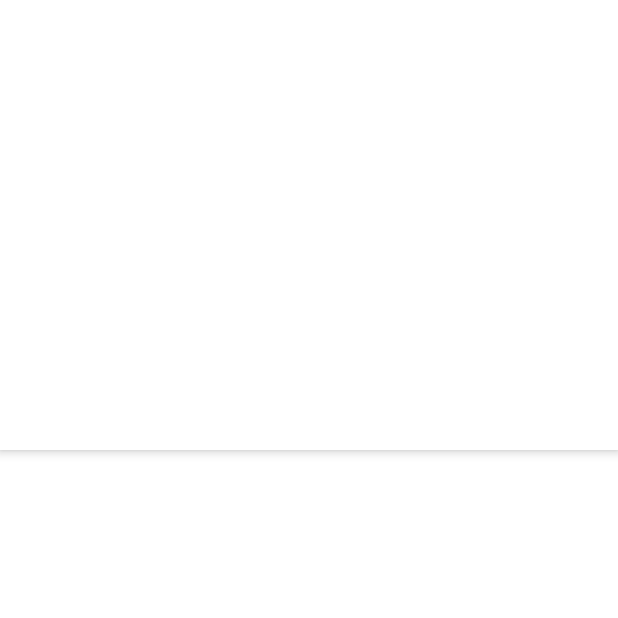
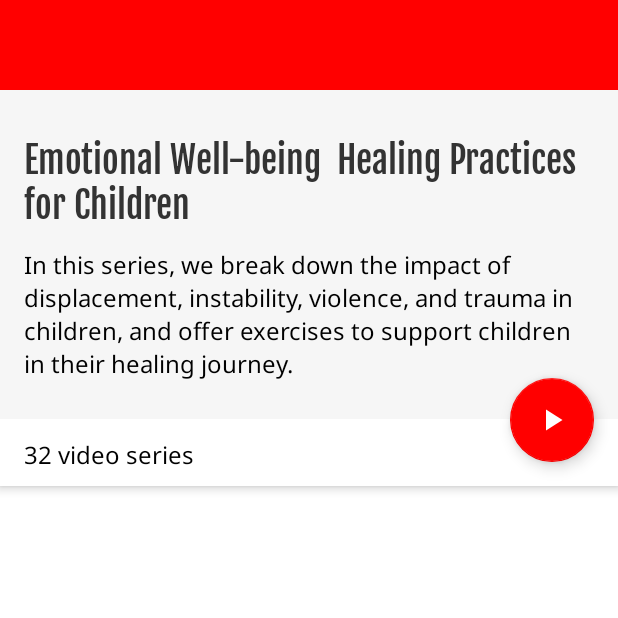
Before and after one commit to KurmanbekBegaliev/YouTube, an Android app: the DetailFragment screen opened through its navigation route, on a phone screen of 412 x 824 dp, the top half of it. Run offline under Robolectric (Android 15) with nearby library versions, the phone set to English and light mode, and no system bars.

Commit message:
Desctop commit 1

```diff
--- /dev/null
+++ b/app/src/main/res/drawable/baseline_play_arrow_24.xml
@@ -0,0 +1,5 @@
+<vector android:height="24dp" android:tint="#FFFFFF"
+    android:viewportHeight="24" android:viewportWidth="24"
+    android:width="24dp" xmlns:android="http://schemas.android.com/apk/res/android">
+    <path android:fillColor="@android:color/white" android:pathData="M8,5v14l11,-7z"/>
+</vector>
--- a/app/src/main/res/layout/fragment_detail.xml
+++ b/app/src/main/res/layout/fragment_detail.xml
@@ -10,18 +10,76 @@
         android:layout_width="match_parent"
         android:layout_height="wrap_content">
 
+        <Toolbar
+            android:layout_width="match_parent"
+            android:layout_height="60dp"/>
+
         <com.google.android.material.appbar.CollapsingToolbarLayout
             android:layout_width="match_parent"
-            android:layout_height="300dp"
+            android:layout_height="wrap_content"
             android:background="@color/white"
-            app:layout_scrollFlags="scroll | snap">
+            app:layout_scrollFlags="scroll">
 
-            <LinearLayout
+            <androidx.constraintlayout.widget.ConstraintLayout
                 android:layout_width="match_parent"
-                android:layout_height="match_parent">
+                android:layout_height="match_parent"
+                android:orientation="vertical"
+                >
 
 
-            </LinearLayout>
+                <TextView
+                    android:id="@+id/tv_playlist_item_title"
+                    android:layout_width="match_parent"
+                    android:layout_height="wrap_content"
+                    android:paddingTop="24dp"
+                    android:paddingHorizontal="@dimen/page_margin"
+                    android:textSize="@dimen/big_text_size"
+                    android:text="Emotional Well-being  Healing Practices for Children"
+                    android:fontFamily="@font/fjalla_one_regular"
+                    android:textColor="@color/dark_grey"
+                    android:background="@color/dark_white"
+                    app:layout_constraintTop_toTopOf="parent" />
+
+                <TextView
+                    android:id="@+id/tv_playlist_item_description"
+                    android:layout_width="match_parent"
+                    android:layout_height="wrap_content"
+                    android:paddingTop="8dp"
+                    android:paddingHorizontal="@dimen/page_margin"
+                    android:paddingBottom="24dp"
+                    android:textSize="@dimen/medium_text_size"
+                    android:text="In this series, we break down the impact of displacement, instability, violence, and trauma in children, and offer exercises to support children in their healing journey. "
+                    android:fontFamily="@font/noto_sans_regular"
+                    android:textColor="@color/black"
+                    android:background="@color/dark_white"
+                    app:layout_constraintTop_toBottomOf="@+id/tv_playlist_item_title"/>
+
+                <TextView
+                    android:id="@+id/tv_playlist_item_video_count"
+                    android:layout_width="wrap_content"
+                    android:layout_height="wrap_content"
+                    android:layout_marginHorizontal="@dimen/page_margin"
+                    android:layout_marginVertical="8dp"
+                    android:textSize="@dimen/medium_text_size"
+                    android:text="32 video series"
+                    android:fontFamily="@font/noto_sans_regular"
+                    android:textColor="@color/black"
+                    app:layout_constraintTop_toBottomOf="@id/tv_playlist_item_description"
+                    app:layout_constraintStart_toStartOf="parent"
+                    app:layout_constraintBottom_toBottomOf="parent"
+                    />
+
+                <com.google.android.material.floatingactionbutton.FloatingActionButton
+                    android:layout_width="wrap_content"
+                    android:layout_height="wrap_content"
+                    android:src="@drawable/baseline_play_arrow_24"
+                    android:layout_margin="@dimen/page_margin"
+                    app:layout_constraintBottom_toBottomOf="parent"
+                    app:layout_constraintEnd_toEndOf="parent"/>
+
+
+
+            </androidx.constraintlayout.widget.ConstraintLayout>
 
         </com.google.android.material.appbar.CollapsingToolbarLayout>
 
@@ -35,8 +93,8 @@
         <androidx.recyclerview.widget.RecyclerView
             android:layout_width="match_parent"
             android:layout_height="match_parent"
-            tools:listitem="@layout/item_playlist"
-            app:layoutManager="androidx.recyclerview.widget.LinearLayoutManager"/>
+            app:layoutManager="androidx.recyclerview.widget.LinearLayoutManager"
+            tools:listitem="@layout/item_playlist" />
 
     </androidx.core.widget.NestedScrollView>
 
--- a/app/src/main/res/values/colors.xml
+++ b/app/src/main/res/values/colors.xml
@@ -10,4 +10,5 @@
     <color name="dark_grey">#FF333333</color>
     <color name="red">#FFFF0000</color>
     <color name="white">#FFFFFFFF</color>
+    <color name="dark_white">#FFF6F6F6</color>
 </resources>
--- a/app/src/main/res/values/dimens.xml
+++ b/app/src/main/res/values/dimens.xml
@@ -3,4 +3,5 @@
     <dimen name="page_margin">16dp</dimen>
     <dimen name="small_margin">8dp</dimen>
     <dimen name="medium_text_size">16sp</dimen>
+    <dimen name="big_text_size">24sp</dimen>
 </resources>
--- a/app/src/main/res/values/themes.xml
+++ b/app/src/main/res/values/themes.xml
@@ -6,9 +6,9 @@
         <item name="colorPrimaryVariant">@color/red</item>
         <item name="colorOnPrimary">@color/white</item>
         <!-- Secondary brand color. -->
-        <item name="colorSecondary">@color/teal_200</item>
-        <item name="colorSecondaryVariant">@color/teal_700</item>
-        <item name="colorOnSecondary">@color/black</item>
+        <item name="colorSecondary">@color/red</item>
+        <item name="colorSecondaryVariant">@color/red</item>
+        <item name="colorOnSecondary">@color/white</item>
         <!-- Status bar color. -->
         <item name="android:statusBarColor">@color/red</item>
         <!-- Customize your theme here. -->
```
